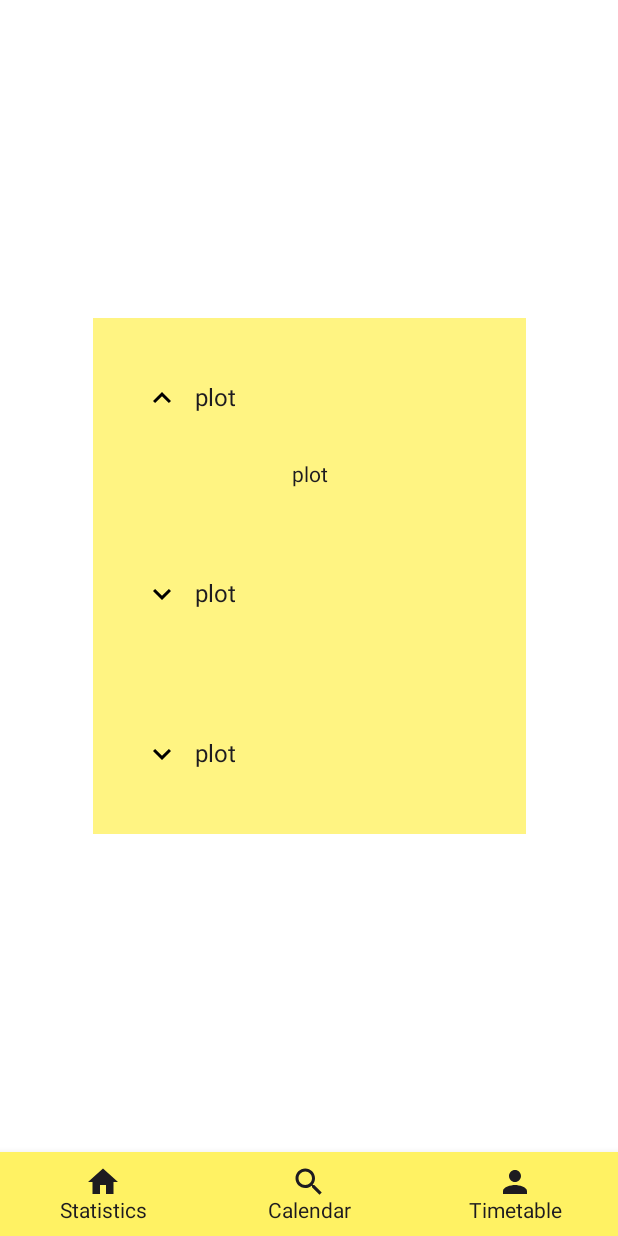
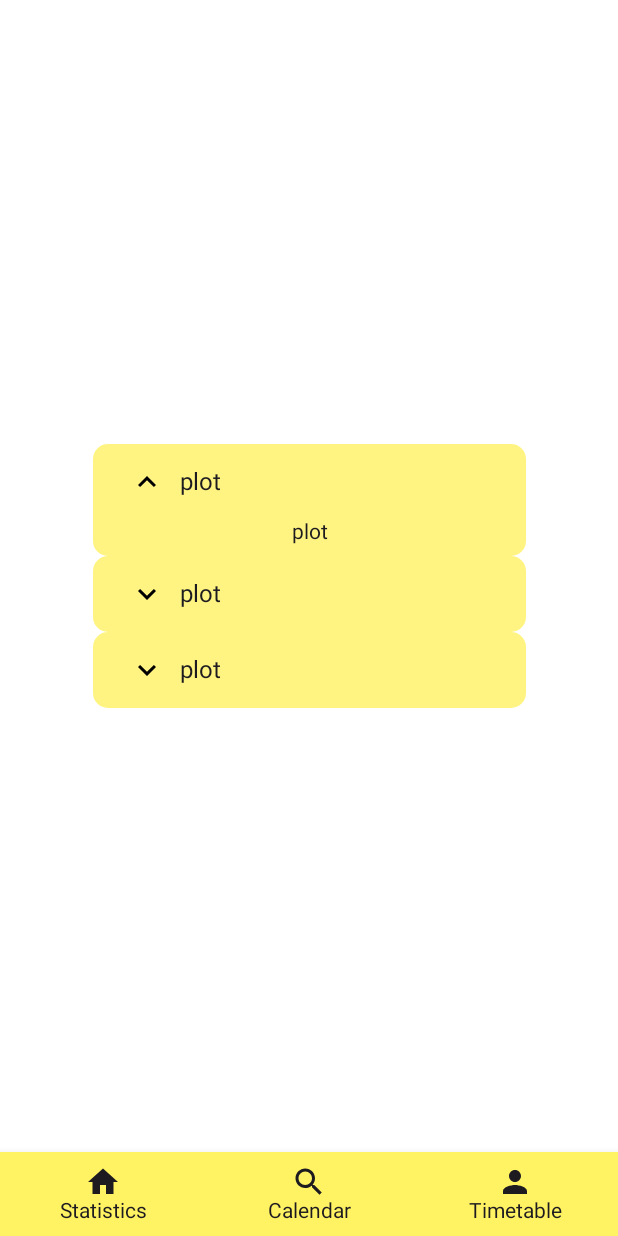
Before and after one commit to BogdanDohtarenko/PetEmotions, an Android app built with Jetpack Compose: the screen it shows after launch (MainActivity), after a tap on "expand", on a phone screen of 412 x 824 dp. Run offline under Robolectric (Android 15) with nearby library versions, the phone set to English and light mode, and no system bars; our stand-ins replace Dagger/Hilt's generated code, Room's generated code, accompanist, paging.

Commit message:
organize todos

```diff
--- a/app/src/main/java/com/ideasapp/petemotions/presentation/ui/reusableElements/FoldableBox.kt
+++ b/app/src/main/java/com/ideasapp/petemotions/presentation/ui/reusableElements/FoldableBox.kt
@@ -1,6 +1,5 @@
 package com.ideasapp.petemotions.presentation.ui.reusableElements
 
-import android.widget.ImageButton
 import androidx.compose.animation.AnimatedVisibility
 import androidx.compose.animation.fadeIn
 import androidx.compose.animation.fadeOut
@@ -13,21 +12,20 @@ import androidx.compose.foundation.layout.Column
 import androidx.compose.foundation.layout.Row
 import androidx.compose.foundation.layout.fillMaxWidth
 import androidx.compose.foundation.layout.padding
+import androidx.compose.foundation.layout.wrapContentHeight
+import androidx.compose.foundation.shape.RoundedCornerShape
 import androidx.compose.material.icons.Icons
-import androidx.compose.material.icons.filled.Home
 import androidx.compose.material.icons.filled.KeyboardArrowDown
 import androidx.compose.material.icons.filled.KeyboardArrowUp
-import androidx.compose.material3.Button
-import androidx.compose.material3.MaterialTheme
 import androidx.compose.material3.Text
 import androidx.compose.runtime.Composable
+import androidx.compose.runtime.getValue
 import androidx.compose.runtime.mutableStateOf
 import androidx.compose.runtime.remember
-import androidx.compose.runtime.getValue
 import androidx.compose.runtime.setValue
 import androidx.compose.ui.Alignment
 import androidx.compose.ui.Modifier
-import androidx.compose.ui.graphics.Color
+import androidx.compose.ui.draw.clip
 import androidx.compose.ui.unit.dp
 import androidx.compose.ui.unit.sp
 import com.ideasapp.petemotions.presentation.ui.theme.MainTheme
@@ -37,14 +35,16 @@ import com.ideasapp.petemotions.presentation.ui.theme.MainTheme
 fun FoldableBox(
     titleText: String,
     modifier : Modifier = Modifier,
+    isExpandedByDefault: Boolean = false,
     contentForBox: @Composable () -> Unit,
 ) {
-    var isExpanded by remember { mutableStateOf(false) }
+    var isExpanded by remember { mutableStateOf(isExpandedByDefault) }
 
     Box(
         modifier = modifier
+            .wrapContentHeight()
+            .clip(shape = RoundedCornerShape(10.dp))
             .background(MainTheme.colors.spareContentColor)
-            .padding(10.dp)
     ) {
         Column(
             modifier = modifier
@@ -56,14 +56,14 @@ fun FoldableBox(
                 verticalAlignment = Alignment.CenterVertically,
                 modifier = modifier
                     .fillMaxWidth()
-                    .padding(16.dp)
+                    .padding(horizontal = 16.dp, vertical = 5.dp)
             ) {
                 Image(
                     imageVector = if (!isExpanded) Icons.Default.KeyboardArrowDown else  Icons.Default.KeyboardArrowUp,
                     contentDescription = "expand",
                     modifier = modifier.clickable{ isExpanded = !isExpanded }
                 )
-                Text(text = titleText, modifier = modifier.padding(10.dp), fontSize = 16.sp)
+                Text(text = titleText, modifier = modifier.padding(horizontal = 10.dp), fontSize = 16.sp)
             }
             AnimatedVisibility(
                 visible = isExpanded,
--- a/app/src/main/java/com/ideasapp/petemotions/presentation/ui/screens/calendar/Header.kt
+++ b/app/src/main/java/com/ideasapp/petemotions/presentation/ui/screens/calendar/Header.kt
@@ -3,6 +3,8 @@ package com.ideasapp.petemotions.presentation.ui.screens.calendar
 import androidx.compose.foundation.background
 import androidx.compose.foundation.layout.Row
 import androidx.compose.material.icons.Icons
+import androidx.compose.material.icons.automirrored.filled.KeyboardArrowLeft
+import androidx.compose.material.icons.automirrored.filled.KeyboardArrowRight
 import androidx.compose.material.icons.filled.KeyboardArrowLeft
 import androidx.compose.material.icons.filled.KeyboardArrowRight
 import androidx.compose.material3.Icon
@@ -31,7 +33,8 @@ fun Header(
             Modifier.background(color = MainTheme.colors.singleTheme)
             ) {
             Icon(
-                imageVector = Icons.Filled.KeyboardArrowLeft,
+                imageVector = Icons.AutoMirrored.Default.KeyboardArrowLeft,
+                tint = MainTheme.colors.mainColor,
                 contentDescription = stringResource(id = R.string.back)
             )
         }
@@ -48,7 +51,8 @@ fun Header(
             onNextMonthButtonClicked.invoke(yearMonth.plusMonths(1))
         }) {
             Icon(
-                imageVector = Icons.Filled.KeyboardArrowRight,
+                imageVector = Icons.AutoMirrored.Default.KeyboardArrowRight,
+                tint = MainTheme.colors.mainColor,
                 contentDescription = stringResource(id = R.string.next)
             )
         }
```
Also changed, not shown: app/src/main/java/com/ideasapp/petemotions/presentation/activity/MainActivity.kt (+20 -14 lines), app/src/main/java/com/ideasapp/petemotions/presentation/ui/screens/calendar/DayInfoEdit.kt (+23 -16 lines).
